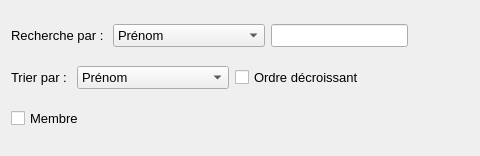
First picture: the form in GUI/CentralWidget/widget_participantes.ui, repository samueldrouin/PyGuide, before the edit; both pictures show x 0 to 480 and y 0 to 156 of the 691 by 156 pixel window.
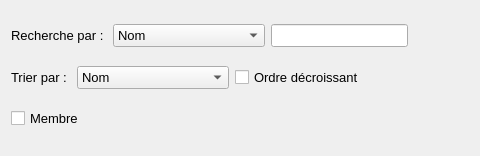
Second picture: the form after the edit.

Commit message: Trier les participantes par nom par défaut (Issue #32)

The edit to the form file:
```diff
--- a/GUI/CentralWidget/widget_participantes.ui
+++ b/GUI/CentralWidget/widget_participantes.ui
@@ -33,7 +33,7 @@
       <widget class="QComboBox" name="cbx_search">
        <item>
         <property name="text">
-         <string>Prénom</string>
+         <string>Nom</string>
         </property>
        </item>
        <item>
@@ -95,7 +95,7 @@
       <widget class="QComboBox" name="cbx_sort">
        <item>
         <property name="text">
-         <string>Prénom</string>
+         <string>Nom</string>
         </property>
        </item>
        <item>
```
Left out of the diff: 4 changed lines with no effect on the pictures. The commit also changes 1 other file.
